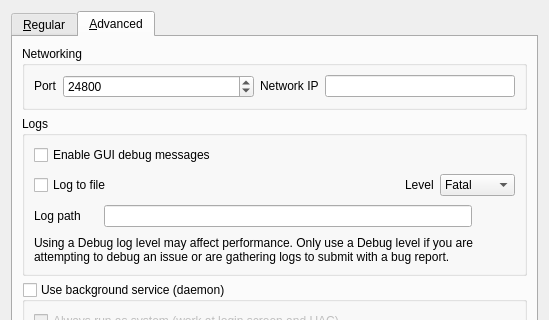
Qt form src/lib/gui/dialogs/SettingsDialog.ui (deskflow/deskflow) before a commit; both pictures show x 0 to 549 and y 0 to 320 of the 549 by 755 pixel window.
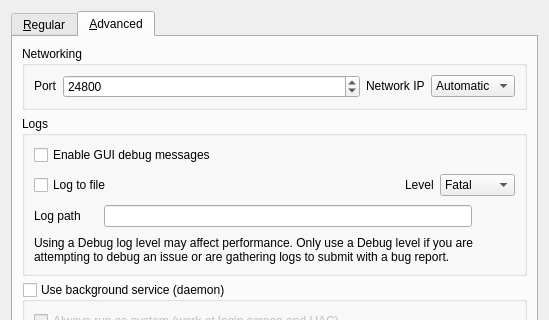
The same form after that commit. The open tabs and pages were chosen to show the change. Icons and pictures are not drawn.

Diff of the .ui file:
```diff
--- a/src/lib/gui/dialogs/SettingsDialog.ui
+++ b/src/lib/gui/dialogs/SettingsDialog.ui
@@ -393,10 +393,12 @@
            </widget>
           </item>
           <item>
-           <widget class="QLineEdit" name="lineInterface">
-            <property name="enabled">
-             <bool>true</bool>
-            </property>
+           <widget class="QComboBox" name="comboInterface">
+            <item>
+             <property name="text">
+              <string>Automatic</string>
+             </property>
+            </item>
            </widget>
           </item>
          </layout>
```
Left out of the diff: 2 changed lines with no effect on the pictures.
